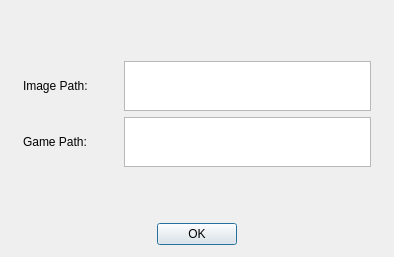
BenitezDev/GymkhanaCreator, file desktop app/project/resources/ARComponentDialog.ui: the form before one commit.
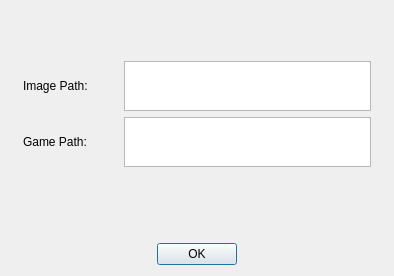
The form after the commit.

Commit message: add ar component working

What changed in the file:
```diff
--- a/desktop app/project/resources/ARComponentDialog.ui
+++ b/desktop app/project/resources/ARComponentDialog.ui
@@ -98,7 +98,7 @@
      </item>
     </layout>
    </item>
-   <item row="1" column="0">
+   <item row="2" column="0">
     <widget class="QDialogButtonBox" name="CreateARComponent">
      <property name="standardButtons">
       <set>QDialogButtonBox::Ok</set>
@@ -108,6 +108,16 @@
      </property>
     </widget>
    </item>
+   <item row="1" column="0">
+    <widget class="QLabel" name="ErrorLabel">
+     <property name="enabled">
+      <bool>true</bool>
+     </property>
+     <property name="text">
+      <string/>
+     </property>
+    </widget>
+   </item>
   </layout>
  </widget>
  <layoutdefault spacing="6" margin="11"/>
```
The commit also changes 10 other files.
